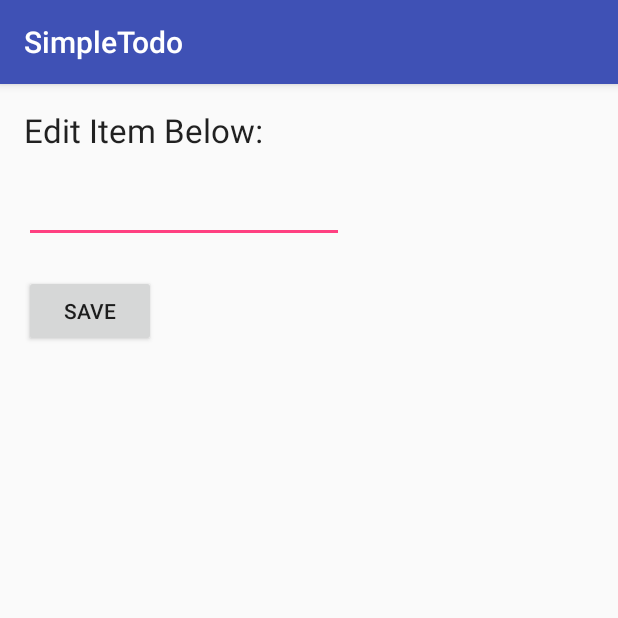
After one commit to willrust/codepath_todo, an Android app: the EditItemActivity screen opened directly, with no data from a screen before it, on a phone screen of 412 x 824 dp, the top half of it. The commit adds this screen. Run offline under Robolectric (Android 15) with nearby library versions, the phone set to English and light mode, and no system bars; 1 statement that could not run was skipped.

Commit message:
Cleaned up main activity. Added edit activity.

```diff
--- a/app/src/main/AndroidManifest.xml
+++ b/app/src/main/AndroidManifest.xml
@@ -15,6 +15,7 @@
                 <category android:name="android.intent.category.LAUNCHER" />
             </intent-filter>
         </activity>
+        <activity android:name=".EditItemActivity"></activity>
     </application>
 
 </manifest>
--- /dev/null
+++ b/app/src/main/java/com/netflix/prototypes/willr/simpletodo/EditItemActivity.java
@@ -0,0 +1,37 @@
+package com.netflix.prototypes.willr.simpletodo;
+
+import android.content.Context;
+import android.content.Intent;
+import android.os.Bundle;
+import android.support.v7.app.AppCompatActivity;
+import android.view.View;
+import android.view.inputmethod.InputMethodManager;
+import android.widget.EditText;
+
+public class EditItemActivity extends AppCompatActivity {
+
+    EditText etEditText;
+    Integer position;
+
+    @Override
+    protected void onCreate(Bundle savedInstanceState) {
+        super.onCreate(savedInstanceState);
+        setContentView(R.layout.activity_edit_item);
+        position = getIntent().getIntExtra("position", 0);
+        String item = getIntent().getStringExtra("item");
+        etEditText = (EditText) findViewById(R.id.etEditText);
+        etEditText.setText(item);
+        etEditText.setSelection(item.length());
+        etEditText.requestFocus();
+        InputMethodManager imm = (InputMethodManager) getSystemService(Context.INPUT_METHOD_SERVICE);
+        imm.toggleSoftInput(InputMethodManager.SHOW_FORCED, InputMethodManager.HIDE_IMPLICIT_ONLY);
+    }
+
+    public void onEditItem(View view) {
+        Intent data = new Intent();
+        data.putExtra("position", position);
+        data.putExtra("item", etEditText.getText().toString());
+        setResult(RESULT_OK, data);
+        finish();
+    }
+}
--- /dev/null
+++ b/app/src/main/res/layout/activity_edit_item.xml
@@ -0,0 +1,44 @@
+<?xml version="1.0" encoding="utf-8"?>
+<RelativeLayout xmlns:android="http://schemas.android.com/apk/res/android"
+    xmlns:tools="http://schemas.android.com/tools"
+    android:id="@+id/activity_edit_item"
+    android:layout_width="match_parent"
+    android:layout_height="match_parent"
+    android:paddingBottom="@dimen/activity_vertical_margin"
+    android:paddingLeft="@dimen/activity_horizontal_margin"
+    android:paddingRight="@dimen/activity_horizontal_margin"
+    android:paddingTop="@dimen/activity_vertical_margin"
+    tools:context="com.netflix.prototypes.willr.simpletodo.EditItemActivity">
+
+    <TextView
+        android:text="@string/edit_item"
+        android:layout_width="wrap_content"
+        android:layout_height="wrap_content"
+        android:layout_alignParentTop="true"
+        android:layout_alignParentLeft="true"
+        android:layout_alignParentStart="true"
+        android:id="@+id/textView"
+        android:textAppearance="@android:style/TextAppearance.Material.Large" />
+
+    <EditText
+        android:layout_width="wrap_content"
+        android:layout_height="wrap_content"
+        android:inputType="textMultiLine"
+        android:ems="10"
+        android:id="@+id/etEditText"
+        android:layout_below="@+id/textView"
+        android:layout_alignParentLeft="true"
+        android:layout_alignParentStart="true"
+        android:layout_marginTop="15dp" />
+
+    <Button
+        android:text="@string/save"
+        android:layout_width="wrap_content"
+        android:layout_height="wrap_content"
+        android:id="@+id/btnSave"
+        android:layout_marginTop="21dp"
+        android:onClick="onEditItem"
+        android:layout_below="@+id/etEditText"
+        android:layout_alignParentLeft="true"
+        android:layout_alignParentStart="true" />
+</RelativeLayout>
--- a/app/src/main/res/values/strings.xml
+++ b/app/src/main/res/values/strings.xml
@@ -2,4 +2,6 @@
     <string name="app_name">SimpleTodo</string>
     <string name="add">Add</string>
     <string name="add_item">Add a new item...</string>
+    <string name="save">Save</string>
+    <string name="edit_item" >Edit Item Below:</string>
 </resources>
```
Also changed, not shown: app/src/main/java/com/netflix/prototypes/willr/simpletodo/MainActivity.java (+25 -4 lines).
